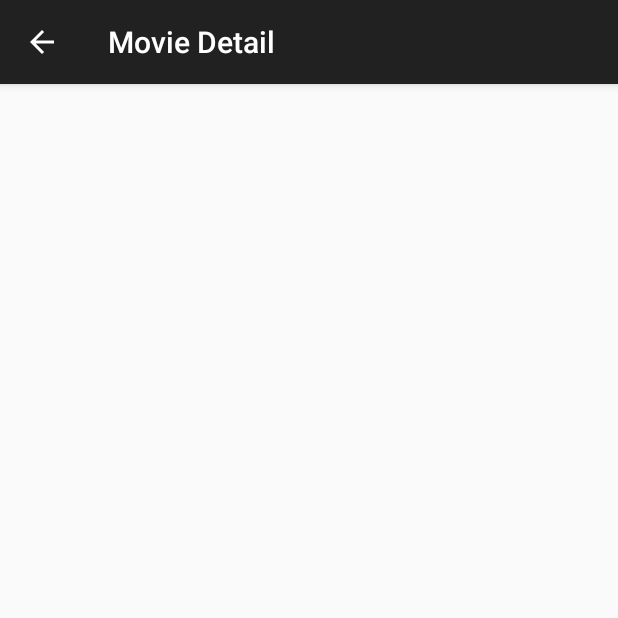
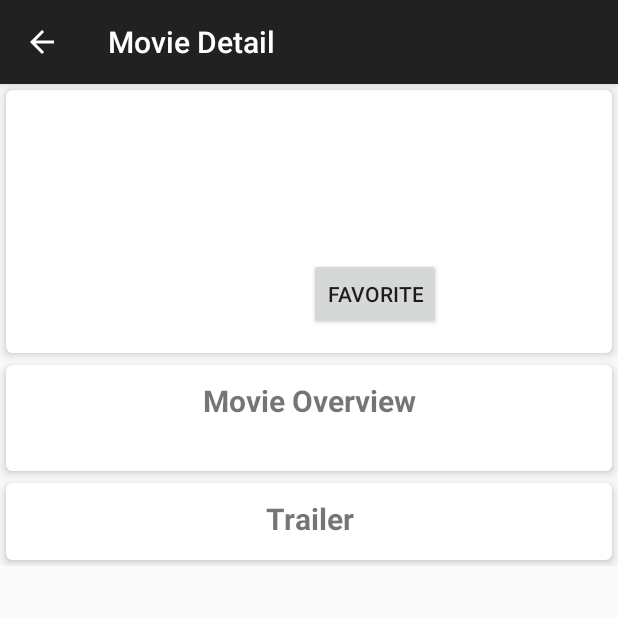
Before and after one commit to polash/PopularMovies, an Android app: the DetailActivityFragment screen opened directly, with no data from a screen before it, on a phone screen of 412 x 824 dp, the top half of it. Run offline under Robolectric (Android 15) with nearby library versions, the phone set to English and light mode, and no system bars; our stand-ins replace ButterKnife, Picasso; pictures from the network do not load.

Commit message:
feat: A new feature Adding transition to the code. Explode when grid item selected and slide from the bottom on detail activity view

```diff
--- a/app/build.gradle
+++ b/app/build.gradle
@@ -2,7 +2,7 @@ apply plugin: 'com.android.application'
 
 android {
     compileSdkVersion 26
-    buildToolsVersion "26.0.0"
+    buildToolsVersion "26.0.2"
     defaultConfig {
         applicationId "com.sksanwar.popularmovies"
         minSdkVersion 19
--- a/app/src/main/res/layout/detail_activity_fragment.xml
+++ b/app/src/main/res/layout/detail_activity_fragment.xml
@@ -1,24 +1,28 @@
 <?xml version="1.0" encoding="utf-8"?>
-<ScrollView xmlns:android="http://schemas.android.com/apk/res/android"
+<LinearLayout xmlns:android="http://schemas.android.com/apk/res/android"
     xmlns:app="http://schemas.android.com/apk/res-auto"
     xmlns:tools="http://schemas.android.com/tools"
     android:layout_width="match_parent"
     android:layout_height="match_parent"
+    android:orientation="vertical"
     tools:showIn="@layout/activity_details">
+
+    <ImageView
+        android:id="@+id/details_backdrop"
+        android:layout_width="match_parent"
+        android:layout_height="wrap_content"
+        android:adjustViewBounds="true"
+        android:scaleType="centerCrop" />
+
+    <ScrollView
+        android:layout_width="match_parent"
+        android:layout_height="match_parent">
 
         <LinearLayout
             android:id="@+id/details_layout"
             android:layout_width="match_parent"
             android:layout_height="wrap_content"
-        android:orientation="vertical"
-        android:visibility="invisible">
-
-        <ImageView
-            android:id="@+id/details_backdrop"
-            android:layout_width="match_parent"
-            android:layout_height="match_parent"
-            android:adjustViewBounds="true"
-            android:scaleType="centerCrop" />
+            android:orientation="vertical">
 
             <android.support.v7.widget.CardView
                 android:layout_width="match_parent"
@@ -155,3 +159,4 @@
                 android:layout_height="wrap_content" />
         </LinearLayout>
     </ScrollView>
+</LinearLayout>
--- /dev/null
+++ b/app/src/main/res/transition-v21/grid_exit.xml
@@ -0,0 +1,4 @@
+<?xml version="1.0" encoding="utf-8"?>
+<explode>
+
+</explode>
```
Also changed, not shown: app/src/main/java/com/sksanwar/popularmovies/DetailActivityFragment.java (+14 -0 lines), app/src/main/java/com/sksanwar/popularmovies/MainActivity.java (+7 -1 lines), app/src/main/res/values-v21/styles.xml (+13 -0 lines), gradle/wrapper/gradle-wrapper.properties. Lines whose indentation alone changed are shown as unchanged.
